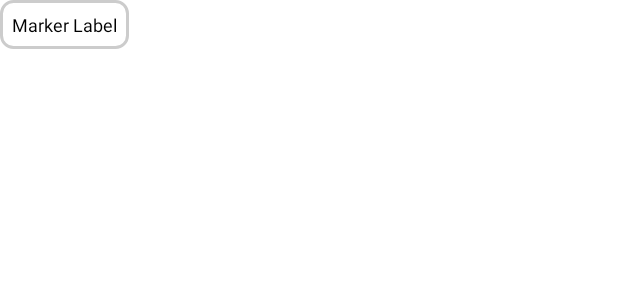
After one commit to SolomiiaMatiichuk/ContainerFullnessMonitoring, an Android app: the layout marker_view.xml on its own in the app's theme, with its tools: preview values and no code run, on a phone screen of 412 x 824 dp. The commit adds this screen. Shown: the top 300 px of the screen. Run offline under Robolectric (Android 15) with nearby library versions, the phone set to English and light mode, and no system bars.

Commit message:
improve plot of fullness level

```diff
--- /dev/null
+++ b/AndroidApplication/app/src/main/res/drawable/marker_background.xml
@@ -0,0 +1,12 @@
+<shape xmlns:android="http://schemas.android.com/apk/res/android">
+    <solid android:color="#CCFFFFFF" />  <!-- Background color -->
+    <corners android:radius="8dp" /> <!-- Rounded corners -->
+    <padding
+        android:left="8dp"
+        android:top="4dp"
+        android:right="8dp"
+        android:bottom="4dp" />
+    <stroke
+        android:width="2dp"
+        android:color="#CCCCCC" /> <!-- Border color -->
+</shape>
--- /dev/null
+++ b/AndroidApplication/app/src/main/res/layout/marker_view.xml
@@ -0,0 +1,16 @@
+<?xml version="1.0" encoding="utf-8"?>
+<LinearLayout xmlns:android="http://schemas.android.com/apk/res/android"
+    android:layout_width="wrap_content"
+    android:layout_height="wrap_content"
+    android:orientation="vertical"
+    android:background="@drawable/marker_background"
+    android:padding="8dp">
+
+    <TextView
+        android:id="@+id/tvContent"
+        android:layout_width="wrap_content"
+        android:layout_height="wrap_content"
+        android:textColor="@android:color/black"
+        android:textSize="12sp"
+        android:text="Marker Label" />
+</LinearLayout>
```
Also changed, not shown: AndroidApplication/app/src/main/java/com/example/myapplication/ui/home/CustomMarkerView.java (added, +48 -0 lines), AndroidApplication/app/src/main/java/com/example/myapplication/ui/home/HomeFragment.java (+84 -35 lines).
